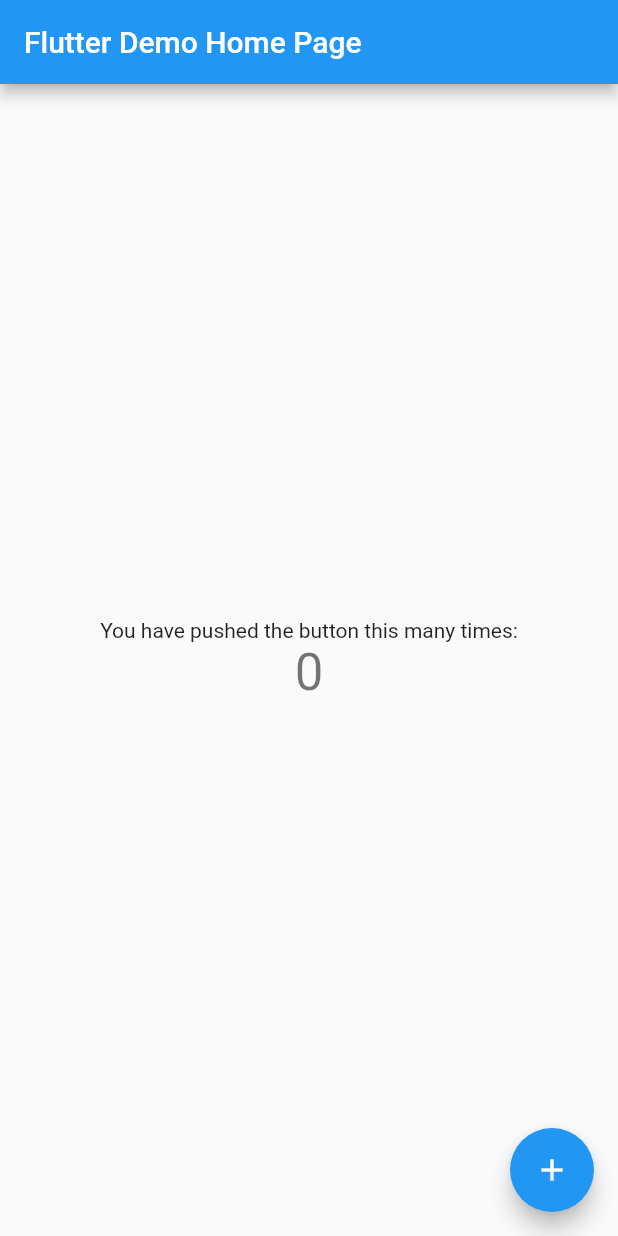
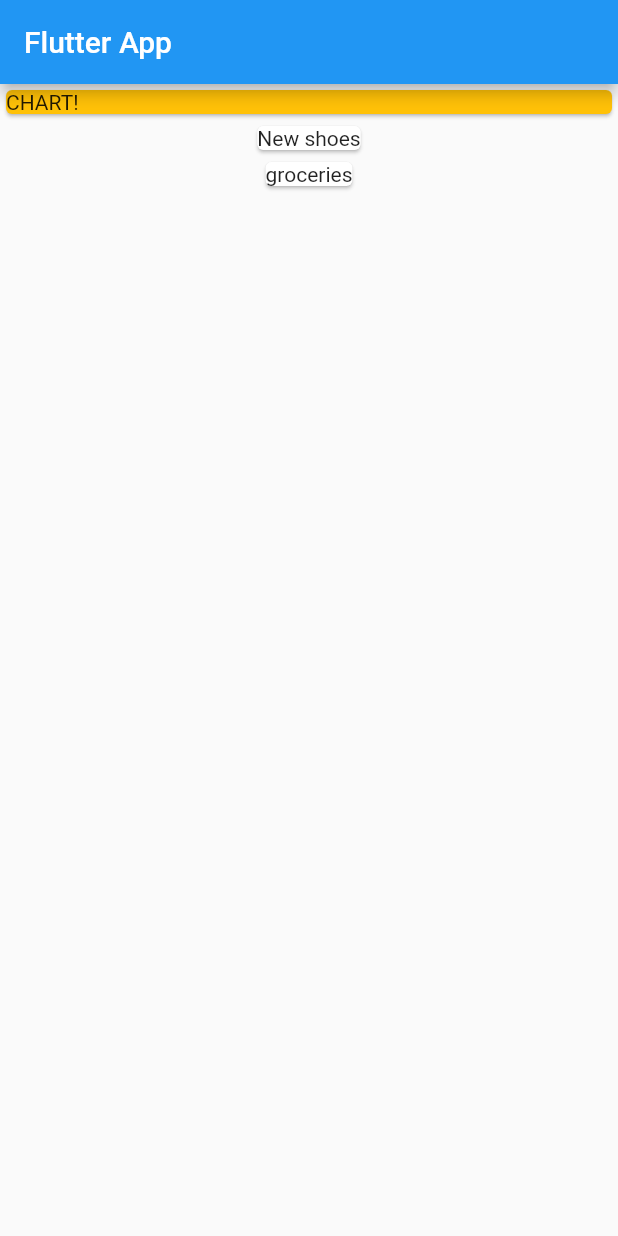
Before and after one commit to travisVela/expense_app, a Flutter app: the screen it shows after launch, on a phone screen of 412 x 824 dp. Run offline on Flutter 3.47's test engine with Material 2 defaults, Android fonts, the phone set to English and light mode, and no system bars.

Commit message:
add transaction model and generate list of transactions

```diff
--- a/lib/main.dart
+++ b/lib/main.dart
@@ -1,111 +1,45 @@
 import 'package:flutter/material.dart';
+
+import './transaction.dart';
 
 void main() => runApp(MyApp());
 
 class MyApp extends StatelessWidget {
-  // This widget is the root of your application.
   @override
   Widget build(BuildContext context) {
     return MaterialApp(
-      title: 'Flutter Demo',
-      theme: ThemeData(
-        // This is the theme of your application.
-        //
-        // Try running your application with "flutter run". You'll see the
-        // application has a blue toolbar. Then, without quitting the app, try
-        // changing the primarySwatch below to Colors.green and then invoke
-        // "hot reload" (press "r" in the console where you ran "flutter run",
-        // or simply save your changes to "hot reload" in a Flutter IDE).
-        // Notice that the counter didn't reset back to zero; the application
-        // is not restarted.
-        primarySwatch: Colors.blue,
-      ),
-      home: MyHomePage(title: 'Flutter Demo Home Page'),
+      title: 'Flutter App',
+      home: MyHomePage(),
     );
   }
 }
 
-class MyHomePage extends StatefulWidget {
-  MyHomePage({Key key, this.title}) : super(key: key);
-
-  // This widget is the home page of your application. It is stateful, meaning
-  // that it has a State object (defined below) that contains fields that affect
-  // how it looks.
-
-  // This class is the configuration for the state. It holds the values (in this
-  // case the title) provided by the parent (in this case the App widget) and
-  // used by the build method of the State. Fields in a Widget subclass are
-  // always marked "final".
-
-  final String title;
-
-  @override
-  _MyHomePageState createState() => _MyHomePageState();
-}
-
-class _MyHomePageState extends State<MyHomePage> {
-  int _counter = 0;
-
-  void _incrementCounter() {
-    setState(() {
-      // This call to setState tells the Flutter framework that something has
-      // changed in this State, which causes it to rerun the build method below
-      // so that the display can reflect the updated values. If we changed
-      // _counter without calling setState(), then the build method would not be
-      // called again, and so nothing would appear to happen.
-      _counter++;
-    });
-  }
+class MyHomePage extends StatelessWidget {
+final List<Transaction> transactions = [
+  Transaction(id: '1', title: 'New shoes', amount: 99.99, date: DateTime.now()),
+  Transaction(id: '2', title: 'groceries', amount: 53.47, date: DateTime.now())
+];
 
   @override
   Widget build(BuildContext context) {
-    // This method is rerun every time setState is called, for instance as done
-    // by the _incrementCounter method above.
-    //
-    // The Flutter framework has been optimized to make rerunning build methods
-    // fast, so that you can just rebuild anything that needs updating rather
-    // than having to individually change instances of widgets.
     return Scaffold(
       appBar: AppBar(
-        // Here we take the value from the MyHomePage object that was created by
-        // the App.build method, and use it to set our appbar title.
-        title: Text(widget.title),
+        title: Text('Flutter App'),
       ),
-      body: Center(
-        // Center is a layout widget. It takes a single child and positions it
-        // in the middle of the parent.
-        child: Column(
-          // Column is also a layout widget. It takes a list of children and
-          // arranges them vertically. By default, it sizes itself to fit its
-          // children horizontally, and tries to be as tall as its parent.
-          //
-          // Invoke "debug painting" (press "p" in the console, choose the
-          // "Toggle Debug Paint" action from the Flutter Inspector in Android
-          // Studio, or the "Toggle Debug Paint" command in Visual Studio Code)
-          // to see the wireframe for each widget.
-          //
-          // Column has various properties to control how it sizes itself and
-          // how it positions its children. Here we use mainAxisAlignment to
-          // center the children vertically; the main axis here is the vertical
-          // axis because Columns are vertical (the cross axis would be
-          // horizontal).
-          mainAxisAlignment: MainAxisAlignment.center,
-          children: <Widget>[
-            Text(
-              'You have pushed the button this many times:',
+      body: Column(
+        children: <Widget>[
+          Card(
+            color: Colors.amber,
+            child: Container(
+              width: double.infinity,
+              child: Text('CHART!'),
             ),
-            Text(
-              '$_counter',
-              style: Theme.of(context).textTheme.display1,
-            ),
-          ],
-        ),
+          ),
+         Column(children: transactions.map((transaction) {
+           return Card(child: Text(transaction.title),);
+         }).toList(),)
+        ],
       ),
-      floatingActionButton: FloatingActionButton(
-        onPressed: _incrementCounter,
-        tooltip: 'Increment',
-        child: Icon(Icons.add),
-      ), // This trailing comma makes auto-formatting nicer for build methods.
     );
   }
 }
--- /dev/null
+++ b/lib/transaction.dart
@@ -0,0 +1,15 @@
+import 'package:flutter/foundation.dart';
+
+class Transaction {
+  final String id;
+  final String title;
+  final double amount;
+  final DateTime date;
+
+  Transaction({
+    @required this.id,
+    @required this.title,
+    @required this.amount,
+    @required this.date
+  });
+}
```
